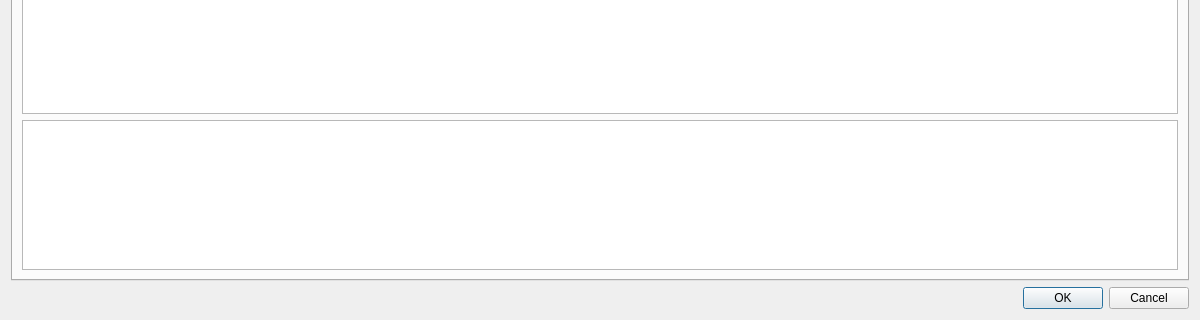
Qt form SIM-VICUS/src/SVLcaLccResultsDialog.ui (ghorwin/SIM-VICUS) before a commit; both pictures show x 0 to 1200 and y 397 to 717 of the 1200 by 717 pixel window.
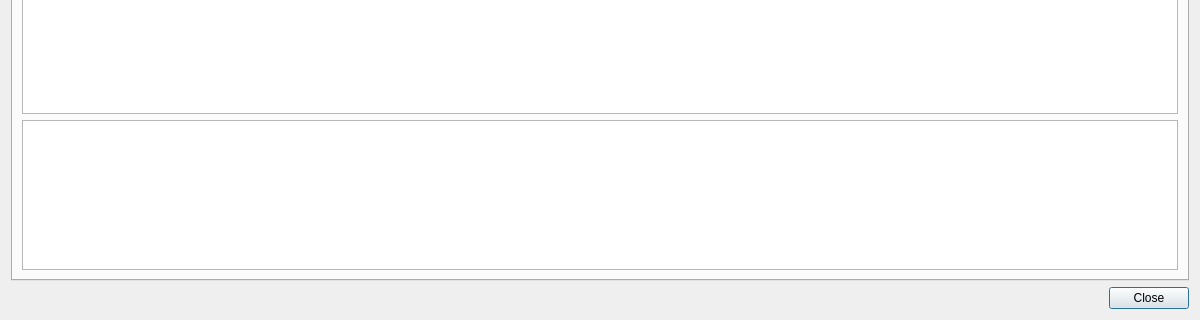
The same form after that commit.

Commit message: Fixed bugs in lca result dialog

Patch:
```diff
--- a/SIM-VICUS/src/SVLcaLccResultsDialog.ui
+++ b/SIM-VICUS/src/SVLcaLccResultsDialog.ui
@@ -14,17 +14,27 @@
    <string>LCA/LCC Results</string>
   </property>
   <layout class="QGridLayout" name="gridLayout">
+   <item row="1" column="1">
+    <widget class="QPushButton" name="pushButtonClose">
+     <property name="text">
+      <string>Close</string>
+     </property>
+    </widget>
+   </item>
    <item row="1" column="0">
-    <widget class="QDialogButtonBox" name="buttonBox">
+    <spacer name="horizontalSpacer">
      <property name="orientation">
       <enum>Qt::Horizontal</enum>
      </property>
-     <property name="standardButtons">
-      <set>QDialogButtonBox::Cancel|QDialogButtonBox::Ok</set>
+     <property name="sizeHint" stdset="0">
+      <size>
+       <width>40</width>
+       <height>20</height>
+      </size>
      </property>
-    </widget>
+    </spacer>
    </item>
-   <item row="0" column="0">
+   <item row="0" column="0" colspan="2">
     <widget class="QTabWidget" name="tabWidget">
      <property name="tabPosition">
       <enum>QTabWidget::North</enum>
```
Left out of the diff: 35 changed lines with no effect on the pictures. The commit also changes 2 other files.
